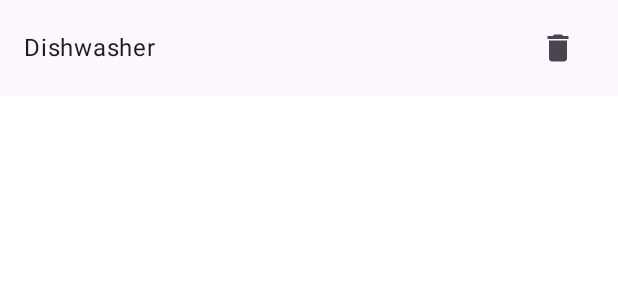
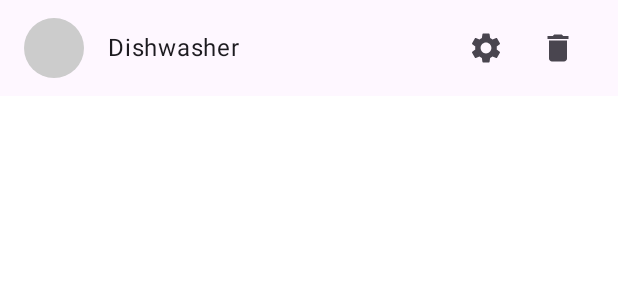
Before and after one commit to folkmanis/laiks-android, an Android app built with Jetpack Compose: the @Preview function ApplianceRowPreview, on a phone screen of 412 x 824 dp. Shown: the top 300 px of the screen. Run offline under Robolectric (Android 15) with nearby library versions, the phone set to English and light mode, and no system bars; our stand-ins replace Firebase (no records; nobody signed in at launch, a user with empty details on screens opened directly).

Commit message:
Appliances menu and navigation

```diff
--- a/app/src/main/java/com/folkmanis/laiks/ui/screens/appliances/ApplianceRow.kt
+++ b/app/src/main/java/com/folkmanis/laiks/ui/screens/appliances/ApplianceRow.kt
@@ -1,13 +1,22 @@
 package com.folkmanis.laiks.ui.screens.appliances
 
-import androidx.compose.foundation.clickable
+import androidx.compose.foundation.background
+import androidx.compose.foundation.layout.Box
+import androidx.compose.foundation.layout.Row
+import androidx.compose.foundation.layout.size
+import androidx.compose.foundation.shape.CircleShape
 import androidx.compose.material.icons.Icons
 import androidx.compose.material.icons.filled.Delete
+import androidx.compose.material.icons.filled.Settings
 import androidx.compose.material3.*
 import androidx.compose.runtime.*
+import androidx.compose.ui.Alignment
 import androidx.compose.ui.Modifier
+import androidx.compose.ui.graphics.Color
 import androidx.compose.ui.res.stringResource
 import androidx.compose.ui.tooling.preview.Preview
+import androidx.compose.ui.unit.dp
+import androidx.core.graphics.toColorInt
 import com.folkmanis.laiks.R
 import com.folkmanis.laiks.model.PowerAppliance
 
@@ -30,14 +39,33 @@ fun ApplianceRow(
         headlineContent = {
             Text(text = name)
         },
-        modifier = modifier
-            .clickable { onEdit(id) },
+        modifier = modifier,
+        leadingContent = {
+            Box(
+                modifier = Modifier
+                    .size(40.dp)
+                    .background(
+                        color = Color(appliance.color.toColorInt()),
+                        shape = CircleShape
+                    )
+            )
+        },
         trailingContent = {
-            IconButton(onClick = { onDelete(id) }) {
+            Row(verticalAlignment = Alignment.CenterVertically) {
+                IconButton(onClick = { onEdit(id) }) {
+                    Icon(
+                        imageVector = Icons.Filled.Settings,
+                        contentDescription = stringResource(id = R.string.settings)
+                    )
+                }
+                IconButton(onClick = {
+                    deleteConfirmation = true
+                }) {
                     Icon(
                         imageVector = Icons.Filled.Delete,
                         contentDescription = stringResource(id = R.string.delete_button)
                     )
+                }
             }
         }
     )
@@ -75,7 +103,7 @@ AlertDialog(
                 Text(text = stringResource(id = R.string.alert_dismiss))
             }
         },
-    icon = { Icon(imageVector = Icons.Filled.Delete, contentDescription = null)},
+        icon = { Icon(imageVector = Icons.Filled.Delete, contentDescription = null) },
         text = {
             Text(text = stringResource(id = R.string.appliance_delete_confirmation, name))
         }
--- a/app/src/main/res/values/strings.xml
+++ b/app/src/main/res/values/strings.xml
@@ -23,4 +23,6 @@
     <string name="appliance_delete_confirmation">Do you really want to delete appliance named "%1$s"? This action can\'t be undone!</string>
     <string name="appliances_screen">Appliances</string>
     <string name="appliance_screen">Appliance</string>
+    <string name="appliances_menu_item">Edit Appliances</string>
+    <string name="settings">Settings</string>
 </resources>
```
Also changed, not shown: app/src/main/java/com/folkmanis/laiks/ui/screens/laiks/LaiksAppScreen.kt (+15 -2 lines), app/src/main/java/com/folkmanis/laiks/ui/screens/laiks/UserMenu.kt (+26 -1 lines), app/src/main/res/drawable/dishwasher_gen.xml (added, +9 -0 lines), app/src/main/res/drawable/manage_accounts.xml (added, +9 -0 lines), 1 other file. Lines whose indentation alone changed are shown as unchanged.
